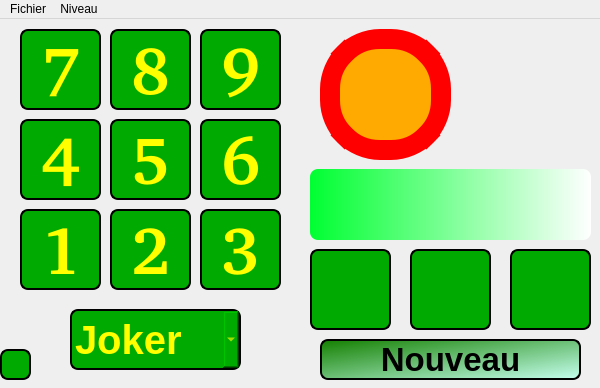
Qt form mainwindow.ui (Txikilinux/leterrier-cibler) before a commit.
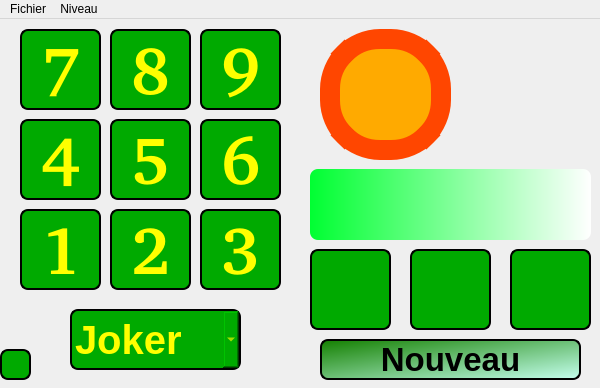
The same form after that commit. Icons and pictures are not drawn.

Commit message: taille fixe de la fenetre

What changed in the file:
```diff
--- a/mainwindow.ui
+++ b/mainwindow.ui
@@ -2,6 +2,12 @@
 <ui version="4.0">
  <class>MainWindow</class>
  <widget class="QMainWindow" name="MainWindow">
+  <property name="windowModality">
+   <enum>Qt::NonModal</enum>
+  </property>
+  <property name="enabled">
+   <bool>true</bool>
+  </property>
   <property name="geometry">
    <rect>
     <x>0</x>
@@ -76,7 +82,7 @@
 		border-radius : 60px;
 		border-width : 20px;
 		border-style : solid ;
-		border-color : red; 
+		border-color :  rgb(255, 70, 0);
 }
 
 QWidget#centralWidget { background-image: url(:/img/data/images/fond.png); }
```
Left out of the diff: 4 changed lines with no effect on the pictures. The commit also changes 3 other files.
